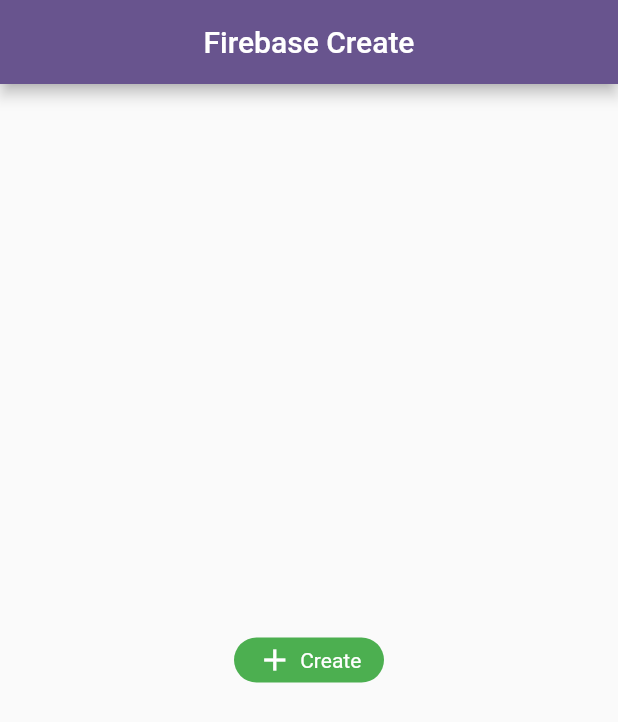
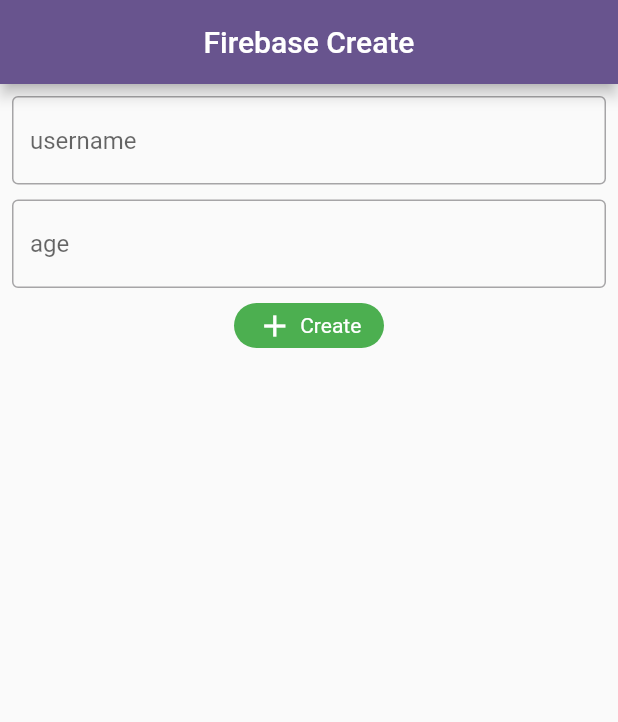
Before and after one commit to NEMJ/crud_firebase, a Flutter app: the screen it shows after launch, after a tap on "Create", on a phone screen of 412 x 824 dp. Shown: the top 722 px of the screen. Run offline on Flutter 3.47's test engine with Material 2 defaults, Android fonts, the phone set to English and light mode, and no system bars; our stand-ins replace cloud_firestore, firebase_core; accounts and stored records are empty.

Commit message:
funcao de criar usuario adicionada e componentizada

```diff
--- /dev/null
+++ b/lib/data/models/remote_data_source/firestore_helper.dart
@@ -0,0 +1,23 @@
+import 'package:cloud_firestore/cloud_firestore.dart';
+import '../user_model.dart';
+
+class FirestoreHelper {
+
+  static Future create(UserModel user) async {
+    final userCollection = FirebaseFirestore.instance.collection('users');
+    final docRef = userCollection.doc();
+
+    final newUser = UserModel(
+      username: user.username,
+      age: user.age,
+    ).toJson();
+
+    try {
+      await docRef.set(newUser);
+    } catch(e) {
+      print("some error occurred $e");
+    }
+
+
+  }
+}
--- /dev/null
+++ b/lib/data/models/user_model.dart
@@ -0,0 +1,25 @@
+import 'package:cloud_firestore/cloud_firestore.dart';
+
+class UserModel {
+  UserModel({
+    this.username,
+    this.age
+  });
+
+  final String? username;
+  final String? age;
+
+  factory UserModel.fromSnapshot(DocumentSnapshot snap) {
+    var snapshot = snap.data() as Map<String, dynamic>;
+
+    return UserModel(
+      username: snapshot['username'],
+      age: snapshot['age'],
+    );
+  }
+
+  Map<String, dynamic> toJson() => {
+    "username": username,
+    "age": age,
+  };
+}
--- a/lib/pages/home_page.dart
+++ b/lib/pages/home_page.dart
@@ -1,5 +1,7 @@
+import 'package:crud_firebase/data/models/remote_data_source/firestore_helper.dart';
+import 'package:cloud_firestore/cloud_firestore.dart';
 import 'package:flutter/material.dart';
-import 'package:cloud_firestore/cloud_firestore.dart';
+import '../data/models/user_model.dart';
 
 class HomePage extends StatefulWidget {
   const HomePage({super.key});
@@ -9,6 +11,16 @@ class HomePage extends StatefulWidget {
 }
 
 class _HomePageState extends State<HomePage> {
+  final TextEditingController _usernameController = TextEditingController();
+  final TextEditingController _ageController = TextEditingController();
+
+  @override
+  void dispose() {
+    _usernameController.dispose();
+    _ageController.dispose();
+    super.dispose();
+  }
+
   @override
   Widget build(BuildContext context) {
     return SafeArea(
@@ -17,10 +29,34 @@ class _HomePageState extends State<HomePage> {
           title: const Text('Firebase Create'),
           centerTitle: true,
         ),
-        body: Center(
-          child: InkWell(
+        body: Padding(
+          padding: const EdgeInsets.all(8.0),
+          child: Column(
+            children: [
+              TextFormField(
+                controller: _usernameController,
+                decoration: const InputDecoration(
+                  border: OutlineInputBorder(),
+                  hintText: 'username',
+                ),
+              ),
+              const SizedBox(height: 10),
+              TextFormField(
+                controller: _ageController,
+                decoration: const InputDecoration(
+                  border: OutlineInputBorder(),
+                  hintText: 'age',
+                ),
+              ),
+              const SizedBox(height: 10,),
+              InkWell(
                 onTap: () {
-              _create();
+                  FirestoreHelper.create(
+                    UserModel(
+                      username: _usernameController.text,
+                      age: _ageController.text
+                    ));
+                  // _create();
                 },
                 child: Container(
                   width: 100,
@@ -29,9 +65,9 @@ class _HomePageState extends State<HomePage> {
                     borderRadius: BorderRadius.circular(20),
                     color: Colors.green,
                   ),
-              child: const Row(
+                  child: Row(
                     mainAxisAlignment: MainAxisAlignment.center,
-                children: [
+                    children: const [
                       Icon(
                         Icons.add,
                         color: Colors.white,
@@ -45,18 +81,20 @@ class _HomePageState extends State<HomePage> {
                   ),
                 ),
               ),
+            ],
+          ),
         ),
       ),
     );
   }
 
-  Future _create() async {
-    final userCollection = FirebaseFirestore.instance.collection('users');
-    final docRef = userCollection.doc('user-id');
+  // Future _create() async {
+  //   final userCollection = FirebaseFirestore.instance.collection('users');
+  //   final docRef = userCollection.doc();
 
-    await docRef.set({
-      "username": "Jhon",
-      "age": 55
-    });
+  //   await docRef.set({
+  //     "username": _usernameController.text,
+  //     "age": _ageController.text
+  //   });
+  // }
 }
-}
--- a/pubspec.yaml
+++ b/pubspec.yaml
@@ -19,7 +19,7 @@ publish_to: 'none' # Remove this line if you wish to publish to pub.dev
 version: 1.0.0+1
 
 environment:
-  sdk: '>=3.1.0-105.0.dev <4.0.0'
+  sdk: '>=2.19.2 <4.0.0'
 
 # Dependencies specify other packages that your package needs in order to work.
 # To automatically upgrade your package dependencies to the latest versions
```
Also changed, not shown: pubspec.lock. Lines whose indentation alone changed are shown as unchanged.
